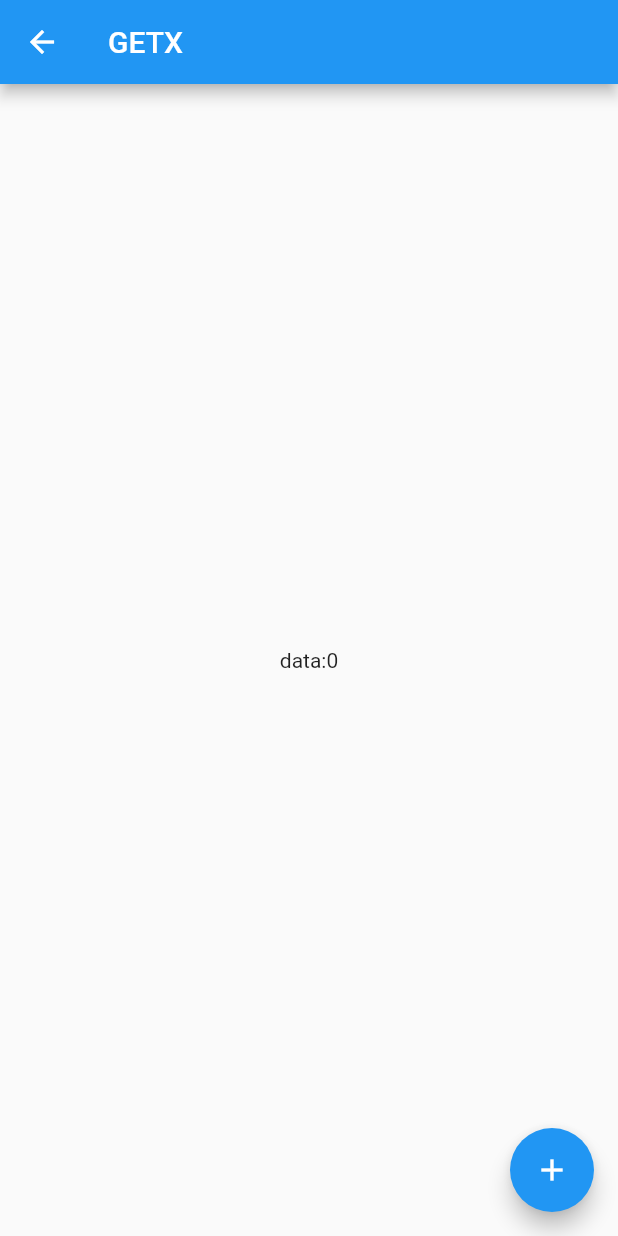
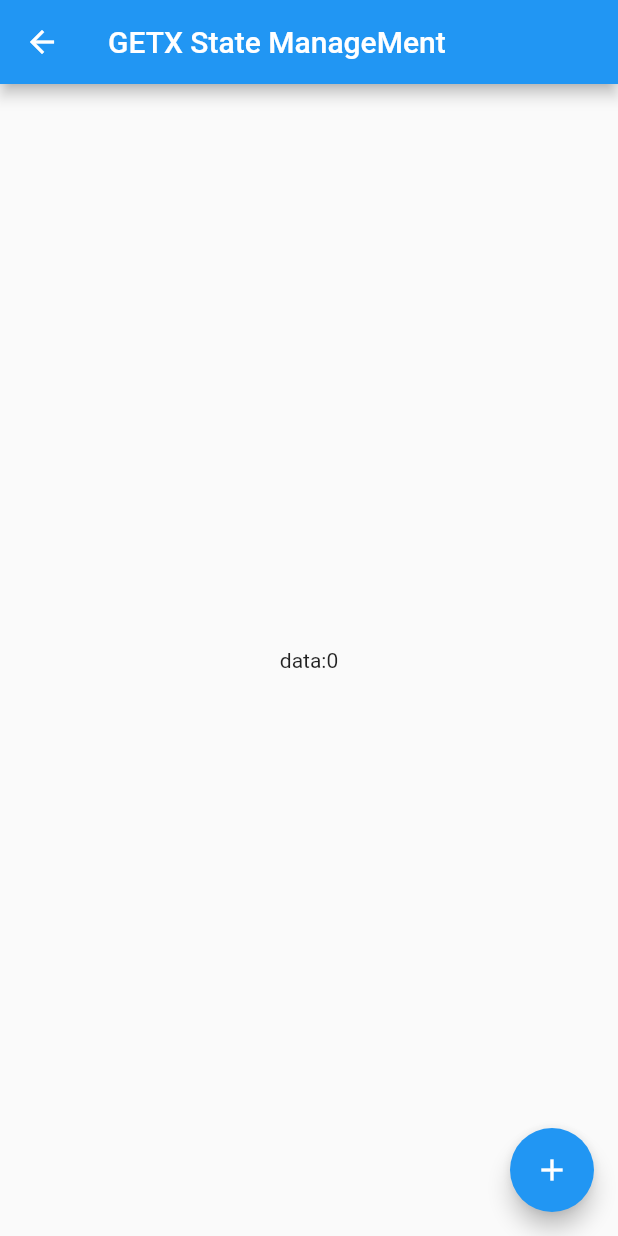
Before and after one commit to MsnGlobal/getx_project, a Flutter app: the GetXDemoScreen screen opened directly, on a phone screen of 412 x 824 dp. Run offline on Flutter 3.47's test engine with Material 2 defaults, Android fonts, the phone set to English and light mode, and no system bars; our stand-ins replace get.

Commit message:
Global By Afzaal

```diff
--- a/lib/global_management_screen.dart
+++ b/lib/global_management_screen.dart
@@ -11,7 +11,7 @@ class GetXDemoScreen extends StatelessWidget {
   Widget build(BuildContext context) {
     return Scaffold(
       appBar: AppBar(
-        title: const Text('GETX'),
+        title: const Text('GETX State ManageMent'),
       ),
       body: Center(
           // ////getBuilder
```
